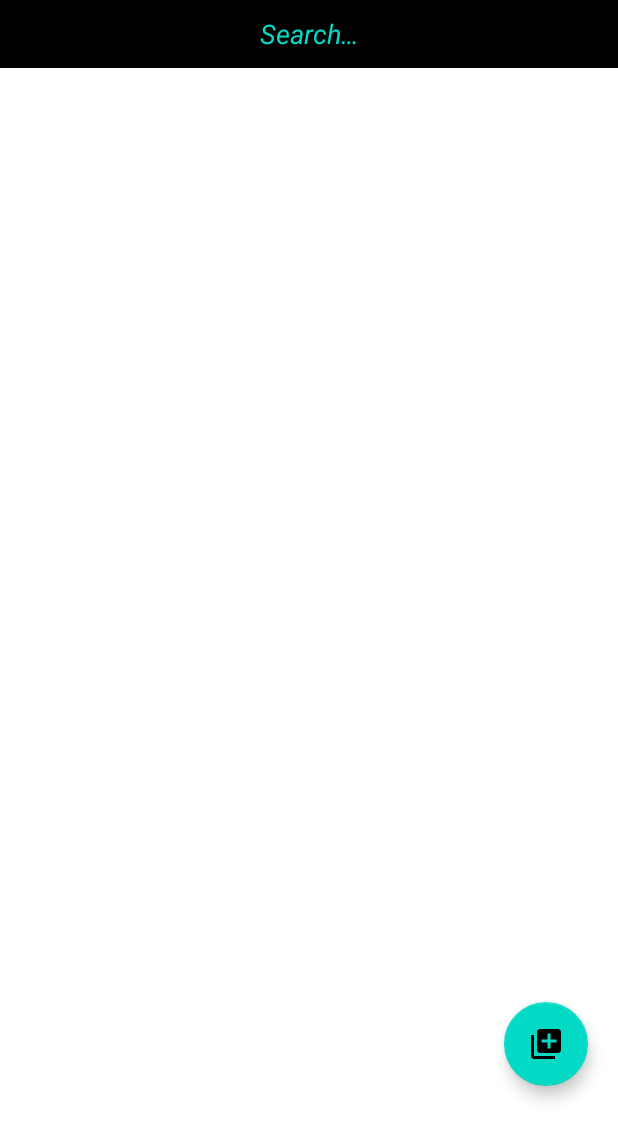
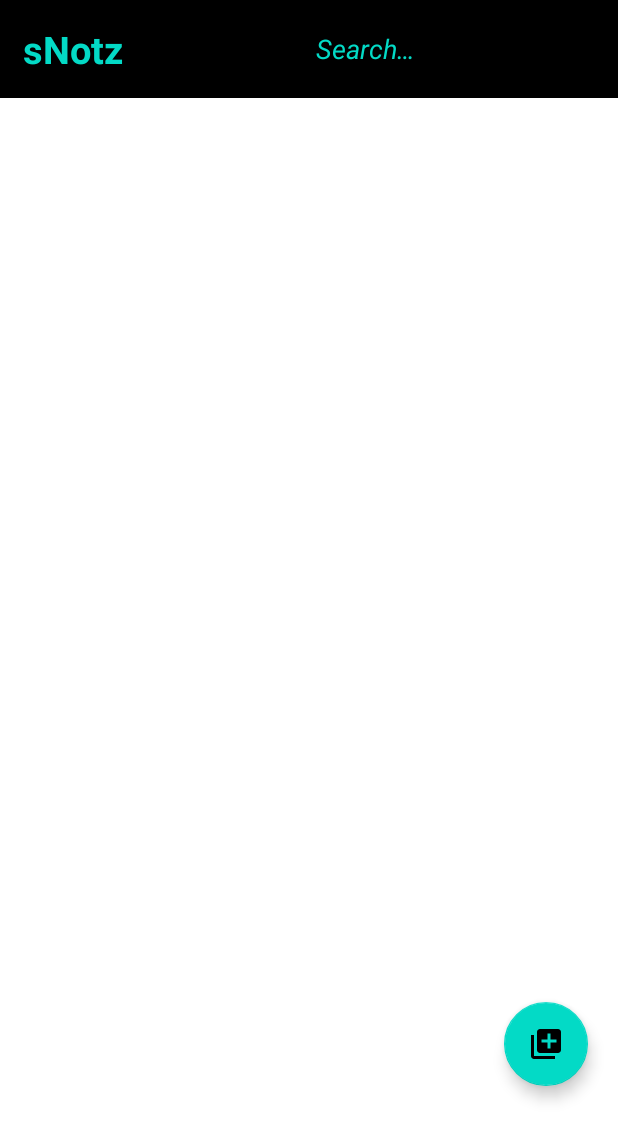
Before and after one commit to sunilpaulmathew/sNotz, an Android app: the screen it shows after launch (MainActivity), after a tap on an icon or button, on a phone screen of 412 x 824 dp. Shown: the top 1140 px of the screen. Run offline under Robolectric (Android 15) with nearby library versions, the phone set to English and light mode, and no system bars.

Commit message:
Do not hide app main title while searching
Signed-off-by: sunilpaulmathew <sunil.kde@gmail.com>

```diff
--- a/app/src/main/java/com/sunilpaulmathew/snotz/MainActivity.java
+++ b/app/src/main/java/com/sunilpaulmathew/snotz/MainActivity.java
@@ -89,7 +89,6 @@ public class MainActivity extends AppCompatActivity {
             }
         });
         mSearchButton.setOnClickListener(v -> {
-            mAppTitle.setVisibility(View.GONE);
             mSearchButton.setVisibility(View.GONE);
             mSettingsButton.setVisibility(View.GONE);
             mInfoButton.setVisibility(View.GONE);
@@ -267,7 +266,6 @@ public class MainActivity extends AppCompatActivity {
                 mSearchWord.setText(null);
             }
             mSearchWord.setVisibility(View.GONE);
-            mAppTitle.setVisibility(View.VISIBLE);
             mSearchButton.setVisibility(View.VISIBLE);
             mSettingsButton.setVisibility(View.VISIBLE);
             mInfoButton.setVisibility(View.VISIBLE);
--- a/app/src/main/res/layout/activity_main.xml
+++ b/app/src/main/res/layout/activity_main.xml
@@ -20,7 +20,8 @@
             android:textColorHint="?android:attr/colorAccent"
             android:textColor="?android:attr/colorAccent"
             android:gravity="center_horizontal"
-            android:layout_marginStart="25dp"
+            android:layout_gravity="center_vertical"
+            android:layout_marginStart="100dp"
             android:layout_marginEnd="25dp"
             android:textStyle="italic"
             android:hint="@string/search_hint"
```
